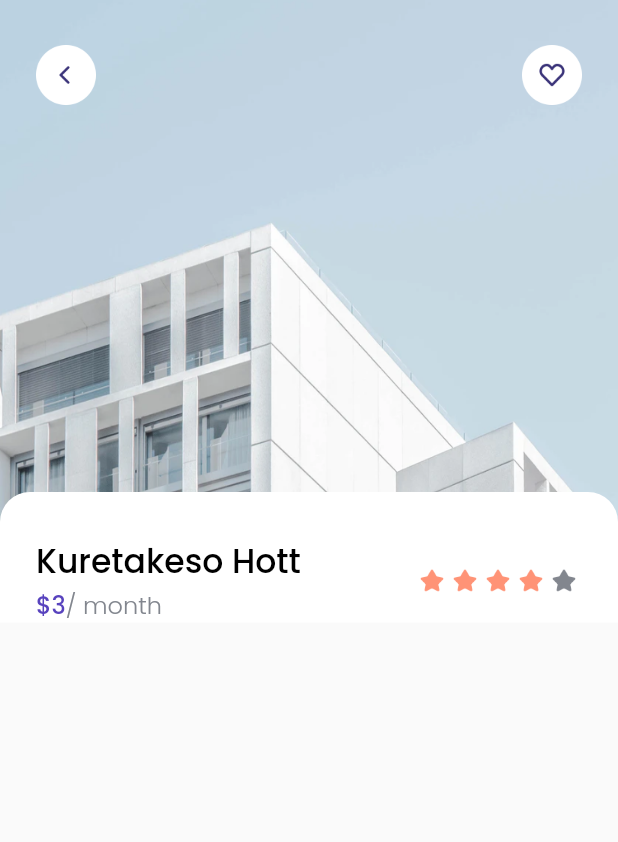
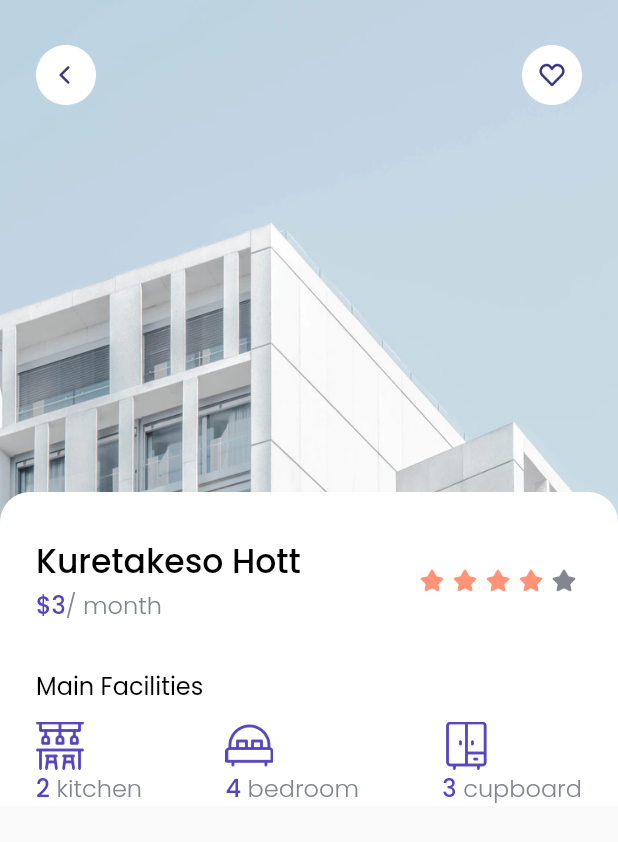
Before and after one commit to Itsqy/Find-Home-App, a Flutter app: the DetailPage screen opened directly, on a phone screen of 412 x 824 dp. Shown: the top 842 px of the screen. Run offline on Flutter 3.47's test engine with Material 2 defaults, Android fonts, the phone set to English and light mode, and no system bars; our stand-ins replace google_fonts; missing offline and left inert: dart:ffi.

Commit message:
adding main facilities

```diff
--- /dev/null
+++ b/lib/models/facility.dart
@@ -0,0 +1,8 @@
+class Facility {
+  int? id;
+  String? imageUrl;
+  String? name;
+  int? item;
+
+  Facility({this.id, this.name, this.item, this.imageUrl});
+}
--- a/lib/pages/detail_pages.dart
+++ b/lib/pages/detail_pages.dart
@@ -1,4 +1,6 @@
 import 'package:flutter/material.dart';
+import 'package:new_flutter/models/facility.dart';
+import 'package:new_flutter/widgets/facility_item.dart';
 import 'package:new_flutter/theme.dart';
 
 class DetailPage extends StatelessWidget {
@@ -54,6 +56,7 @@ class DetailPage extends StatelessWidget {
                       ),
                       color: whiteColor),
                   child: Column(
+                    crossAxisAlignment: CrossAxisAlignment.start,
                     children: [
                       SizedBox(
                         height: 30,
@@ -126,7 +129,45 @@ class DetailPage extends StatelessWidget {
                             )
                           ],
                         ),
-                      )
+                      ),
+                      // NOTE : Main Facilities
+                      SizedBox(
+                        height: 30,
+                      ),
+                      Padding(
+                        padding: EdgeInsets.only(left: edge),
+                        child: Text(
+                          'Main Facilities',
+                          style: regulerStyle.copyWith(fontSize: 16),
+                        ),
+                      ),
+                      SizedBox(
+                        height: 12,
+                      ),
+                      Padding(
+                        padding: EdgeInsets.symmetric(horizontal: edge),
+                        child: Row(
+                          crossAxisAlignment: CrossAxisAlignment.start,
+                          mainAxisAlignment: MainAxisAlignment.spaceBetween,
+                          children: [
+                            FacilityItem(Facility(
+                                id: 1,
+                                item: 2,
+                                imageUrl: 'assets/kitchen.png',
+                                name: 'kitchen')),
+                            FacilityItem(Facility(
+                                id: 2,
+                                item: 4,
+                                imageUrl: 'assets/bedroom.png',
+                                name: 'bedroom')),
+                            FacilityItem(Facility(
+                                id: 3,
+                                item: 3,
+                                imageUrl: 'assets/cupboard.png',
+                                name: 'cupboard')),
+                          ],
+                        ),
+                      ),
                     ],
                   ),
                 ),
--- /dev/null
+++ b/lib/widgets/facility_item.dart
@@ -0,0 +1,39 @@
+import 'package:flutter/material.dart';
+import 'package:new_flutter/models/facility.dart';
+import 'package:new_flutter/theme.dart';
+
+class FacilityItem extends StatelessWidget {
+  final Facility facility;
+
+  FacilityItem(this.facility);
+
+  @override
+  Widget build(BuildContext context) {
+    return Column(
+      crossAxisAlignment: CrossAxisAlignment.start,
+      children: [
+        Image.asset(
+          facility.imageUrl.toString(),
+          height: 32,
+          width: 32,
+        ),
+        Row(
+          children: [
+            Text.rich(
+              TextSpan(
+                text: facility.item.toString(),
+                style: purpleStyle.copyWith(fontSize: 16),
+                children: [
+                  TextSpan(
+                    text: ' ${facility.name}',
+                    style: greyStyle.copyWith(fontSize: 16),
+                  ),
+                ],
+              ),
+            ),
+          ],
+        )
+      ],
+    );
+  }
+}
```
